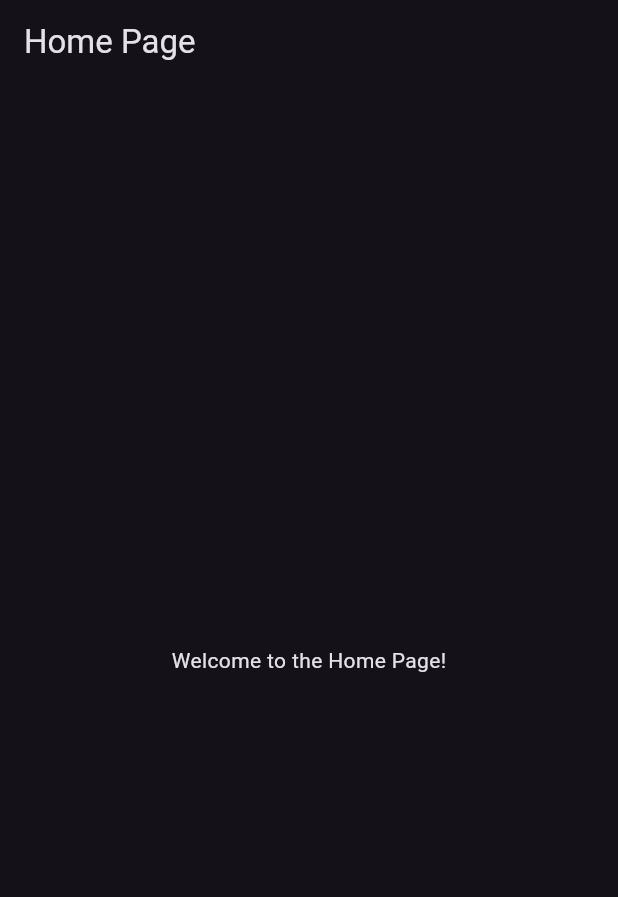
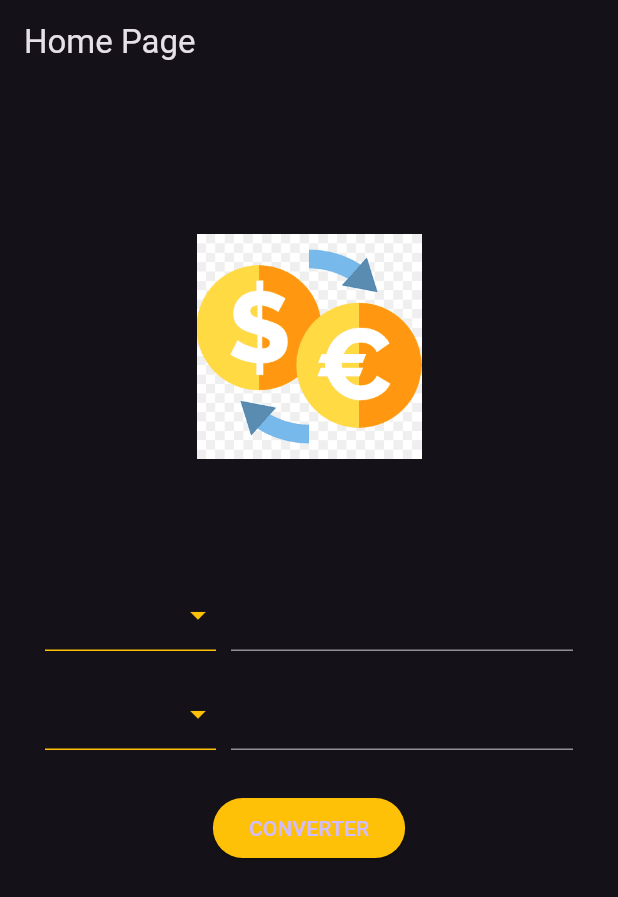
Before and after one commit to WarleyCoutinho/conversor_moedas, a Flutter app: the screen it shows after launch, on a phone screen of 412 x 824 dp. Shown: the top 897 px of the screen. Run offline on Flutter 3.47's test engine with Material 3 defaults, Android fonts, the phone set to English and light mode, and no system bars.

Commit message:
terminando a tela home

```diff
--- /dev/null
+++ b/lib/app/components/currency_box.dart
@@ -0,0 +1,43 @@
+import 'package:flutter/material.dart';
+
+class CurrencyBox extends StatelessWidget {
+  const CurrencyBox({super.key});
+
+  @override
+  Widget build(BuildContext context) {
+    return Row(
+      crossAxisAlignment: CrossAxisAlignment.start,
+      children: [
+        Expanded(
+          flex: 1,
+          child: SizedBox(
+            height: 56,
+            child: DropdownButton(
+              iconEnabledColor: Colors.amber,
+              isExpanded: true,
+              underline: Container(height: 1, color: Colors.amber),
+              items: [
+                DropdownMenuItem(value: 'BRL', child: Text('Real')),
+                DropdownMenuItem(value: 'USD', child: Text('Dólar')),
+                DropdownMenuItem(value: 'EUR', child: Text('Euro')),
+              ],
+              onChanged: (value) {},
+            ),
+          ),
+        ),
+        SizedBox(width: 10),
+
+        Expanded(
+          flex: 2,
+          child: TextField(
+            decoration: InputDecoration(
+              border: UnderlineInputBorder(borderSide: BorderSide(color: Colors.amber)),
+              focusedBorder: UnderlineInputBorder(borderSide: BorderSide(color: Colors.amber)),
+              //labelText: 'Valor em Reais',
+            ),
+          ),
+        ),
+      ],
+    );
+  }
+}
--- a/lib/views/home/home_page.dart
+++ b/lib/views/home/home_page.dart
@@ -1,3 +1,4 @@
+import 'package:conversor_moedas/app/components/currency_box.dart';
 import 'package:flutter/material.dart';
 
 class HomePage extends StatelessWidget {
@@ -7,7 +8,28 @@ class HomePage extends StatelessWidget {
   Widget build(BuildContext context) {
     return Scaffold(
       appBar: AppBar(title: const Text('Home Page')),
-      body: const Center(child: Text('Welcome to the Home Page!')),
+      body: SizedBox(
+        width: MediaQuery.of(context).size.width,
+        height: MediaQuery.of(context).size.height,
+        child: Padding(
+          padding: const EdgeInsets.only(top: 100, left: 30, right: 30, bottom: 20),
+          child: Column(
+            children: [
+              Image.asset('assets/images/logo.png', width: 150, height: 150),
+              SizedBox(height: 80),
+              CurrencyBox(),
+              SizedBox(height: 10),
+              CurrencyBox(),
+              SizedBox(height: 20),
+              ElevatedButton(
+                onPressed: () {},
+                style: ElevatedButton.styleFrom(backgroundColor: Colors.amber),
+                child: Text('CONVERTER'),
+              ),
+            ],
+          ),
+        ),
+      ),
     );
   }
 }
```
Also changed, not shown: pubspec.yaml (+3 -4 lines), assets/images/logo.png (added).
